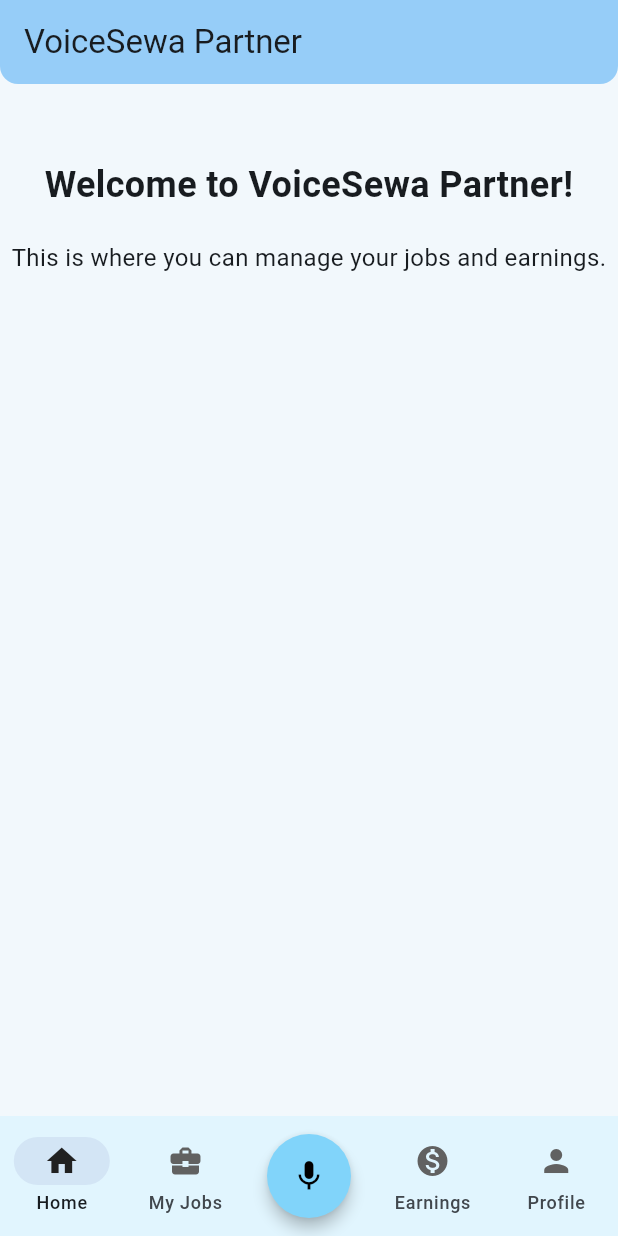
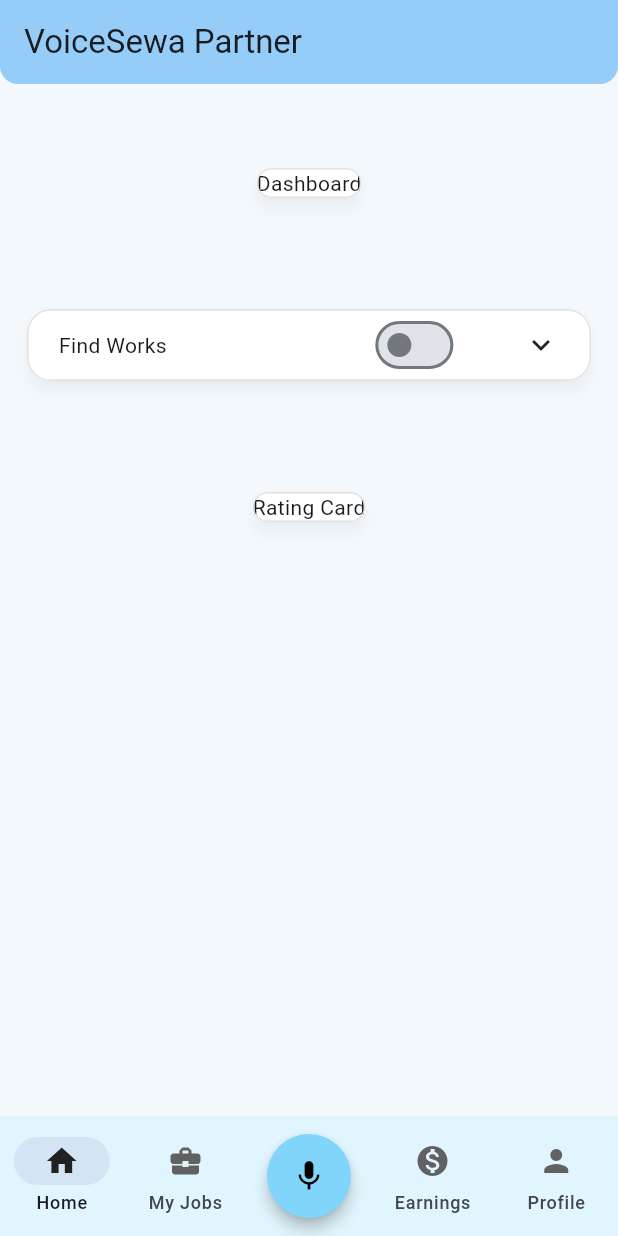
Before and after one commit to aryan-madhavi/VoiceSewa, a Flutter app: the screen it shows after launch, on a phone screen of 412 x 824 dp. Run offline on Flutter 3.47's test engine with Material 3 defaults, Android fonts, the phone set to English and light mode, and no system bars; our stand-ins replace firebase_core, flutter_riverpod, page_transition, sqflite; accounts and stored records are empty; generated files the repository leaves out were written again.

Commit message:
updated homepage findworks card section added GestureDetector for getting dropdown type function

```diff
--- a/voicesewa_worker/lib/constants/core/app_constants.dart
+++ b/voicesewa_worker/lib/constants/core/app_constants.dart
@@ -1,7 +1,10 @@
 import 'package:flutter/material.dart';
 import 'package:voicesewa_worker/constants/core/string_constants.dart';
-import 'package:voicesewa_worker/widgets/core/coming_soon_widget.dart';
-import 'package:voicesewa_worker/screens/home/home_page.dart';
+import 'package:voicesewa_worker/screens/earnings/pages/earnings_page.dart';
+import 'package:voicesewa_worker/screens/my_jobs/pages/my_jobs_page.dart';
+import 'package:voicesewa_worker/screens/profile/pages/profile_page.dart';
+// import 'package:voicesewa_worker/widgets/core/coming_soon_widget.dart';
+import 'package:voicesewa_worker/screens/home/pages/home_page.dart';
 
 enum NavTab { home, jobs, speak, earnings, profile }
 
@@ -16,7 +19,7 @@ class AppConstants {
     NavTab.jobs: [
       Icon(Icons.business_center),
       StringConstants.jobsTitle,
-      ComingSoon(),
+      MyJobsPage(),
     ],
     NavTab.speak: [
       SizedBox(),
@@ -26,12 +29,12 @@ class AppConstants {
     NavTab.earnings: [
       Icon(Icons.monetization_on),
       StringConstants.earningsTitle,
-      ComingSoon(),
+      EarningsPage(),
     ],
     NavTab.profile: [
       Icon(Icons.person),
       StringConstants.profileTitle,
-      ComingSoon(),
+      ProfilePage(),
     ],
   };
 
--- a/voicesewa_worker/lib/main.dart
+++ b/voicesewa_worker/lib/main.dart
@@ -1,6 +1,7 @@
 import 'package:firebase_core/firebase_core.dart';
 import 'package:flutter/material.dart';
 import 'package:flutter_riverpod/flutter_riverpod.dart';
+// import 'package:voicesewa_worker/constants/core/color_constants.dart';
 import 'package:voicesewa_worker/constants/core/string_constants.dart';
 import 'package:voicesewa_worker/screens/core/root_scaffold.dart';
 import 'package:voicesewa_worker/firebase_options.dart';
--- a/voicesewa_worker/lib/routes/navigation_routes.dart
+++ b/voicesewa_worker/lib/routes/navigation_routes.dart
@@ -1,12 +1,18 @@
 import 'package:flutter/material.dart';
 import 'package:voicesewa_worker/screens/core/coming_soon_page.dart';
-import 'package:voicesewa_worker/screens/home/home_page.dart';
+import 'package:voicesewa_worker/screens/earnings/pages/earnings_page.dart';
+import 'package:voicesewa_worker/screens/home/pages/home_page.dart';
+import 'package:voicesewa_worker/screens/my_jobs/pages/my_jobs_page.dart';
+import 'package:voicesewa_worker/screens/profile/pages/profile_page.dart';
 
 class AppRoutes {
   static Map<String, WidgetBuilder> routes = {
     '/home': (context) => const HomePage(),
     '/loginPage': (context) => const Placeholder(),
     '/signupPage': (context) => const Placeholder(),
+    '/my_jobs': (context) => const MyJobsPage(),
+    '/earnings': (context) => const EarningsPage(),
+    '/profile': (context) => const ProfilePage(),
     '/comingSoonPage': (context) => const ComingSoonPage(),
   };
 }
--- a/voicesewa_worker/lib/screens/home/cards/dashboard.dart
+++ b/voicesewa_worker/lib/screens/home/cards/dashboard.dart
@@ -10,7 +10,7 @@ class Dashboard extends StatefulWidget {
 class _DashboardState extends State<Dashboard> {
   @override
   Widget build(BuildContext context) {
-    return Container(
+    return const Card(
       child:Text("Dashboard"),
     );
   }
--- a/voicesewa_worker/lib/screens/home/cards/find_work.dart
+++ b/voicesewa_worker/lib/screens/home/cards/find_work.dart
@@ -10,7 +10,7 @@ class FindWork extends StatefulWidget {
 class _FindWorkState extends State<FindWork> {
   @override
   Widget build(BuildContext context) {
-    return Container(
+    return const Card(
       child: Text("Find Work"),
     );
   }
--- a/voicesewa_worker/lib/screens/home/cards/rating.dart
+++ b/voicesewa_worker/lib/screens/home/cards/rating.dart
@@ -10,7 +10,7 @@ class Rating extends StatefulWidget {
 class _RatingState extends State<Rating> {
   @override
   Widget build(BuildContext context) {
-    return Container(
+    return const Card(
       child: Text(
         "Rating Card"
       ),
--- a/voicesewa_worker/lib/screens/home/home_page.dart
+++ /dev/null
@@ -1,38 +0,0 @@
-import 'package:flutter/material.dart';
-import 'package:voicesewa_worker/constants/core/string_constants.dart';
-
-class HomePage extends StatefulWidget {
-  const HomePage({super.key});
-
-  @override
-  State<HomePage> createState() => _HomePageState();
-}
-
-class _HomePageState extends State<HomePage> {
-  @override
-  Widget build(BuildContext context) {
-    return Scaffold(
-      body: SingleChildScrollView(
-        child: Center(
-          child: Column(
-            mainAxisAlignment: MainAxisAlignment.center,
-            children: <Widget>[
-              SizedBox(height: 50),
-              Text(
-                StringConstants.welcomeMessage,
-                style: TextStyle(fontSize: 24, fontWeight: FontWeight.bold),
-                textAlign: TextAlign.center,
-              ),
-              SizedBox(height: 20),
-              Text(
-                'This is where you can manage your jobs and earnings.',
-                style: TextStyle(fontSize: 16),
-                textAlign: TextAlign.center,
-              ),
-            ],
-          ),
-        ),
-      ),
-    );
-  }
-}
--- a/voicesewa_worker/lib/screens/home/pages/home_page.dart
+++ b/voicesewa_worker/lib/screens/home/pages/home_page.dart
@@ -12,6 +12,9 @@ class HomePage extends StatefulWidget {
 }
 
 class _HomePageState extends State<HomePage> {
+  bool flag = false;
+  bool _showdata = false;
+  bool _iconarrowdirection = false;
   @override
   Widget build(BuildContext context) {
     return Scaffold(
@@ -21,21 +24,57 @@ class _HomePageState extends State<HomePage> {
             mainAxisAlignment: MainAxisAlignment.center,
             children: <Widget>[
               SizedBox(height: 50),
+
               Dashboard(),
-              FindWork(),
+
+              SizedBox(height: 50),
+
+              Padding(
+                padding: EdgeInsets.all(10),
+                child: Card(
+                  margin: EdgeInsets.all(8),
+                  child: GestureDetector(
+                    onTap: () {
+                      setState(() {
+                        _showdata = !_showdata;
+                        _iconarrowdirection = !_iconarrowdirection;
+                      });
+                    },
+                    child: Column(
+                      children: [
+                        Row(
+                          mainAxisAlignment: MainAxisAlignment.spaceAround,
+                          children: [
+                            Text("Find Works"),
+
+                            SizedBox(width: 50),
+
+                            Switch(
+                              value: flag,
+                              activeThumbColor: Colors.green,
+                              onChanged: (bool value) {
+                                setState(() {
+                                  flag = value;
+                                });
+                              },
+                            ),
+                            Icon(
+                              _iconarrowdirection
+                                  ? Icons.keyboard_arrow_up
+                                  : Icons.keyboard_arrow_down,
+                            ),
+                          ],
+                        ),
+                        if (_showdata) FindWork(),
+                      ],
+                    ),
+                  ),
+                ),
+              ),
+
+              SizedBox(height: 50),
+
               Rating(),
-
-              // Text(
-              //   StringConstants.welcomeMessage,
-              //   style: TextStyle(fontSize: 24, fontWeight: FontWeight.bold),
-              //   textAlign: TextAlign.center,
-              // ),
-              // SizedBox(height: 20),
-              // Text(
-              //   'This is where you can manage your jobs and earnings.',
-              //   style: TextStyle(fontSize: 16),
-              //   textAlign: TextAlign.center,
-              // ),
             ],
           ),
         ),
```
